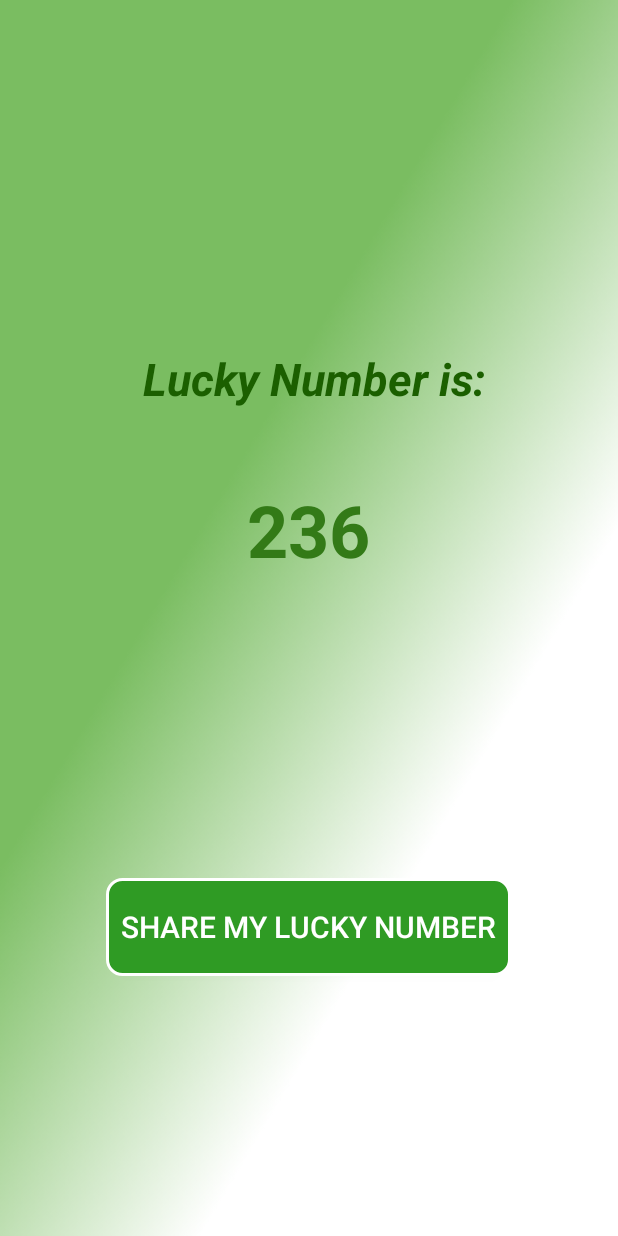
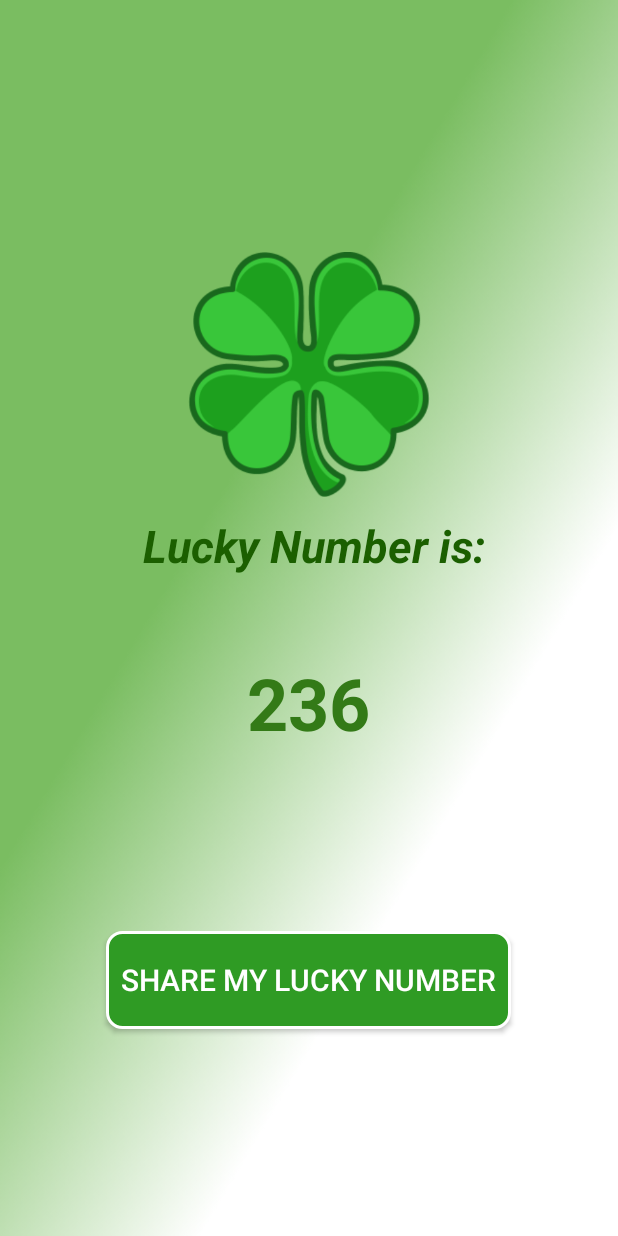
Before and after one commit to AhmdBdran1/Lucky_Number, an Android app: the screen it shows after launch (MainActivity2), after a tap on "SIGN IN", on a phone screen of 412 x 824 dp. Run offline under Robolectric (Android 15) with nearby library versions, the phone set to English and light mode, and no system bars.

Commit message:
finish commit

```diff
--- a/app/src/main/res/layout/activity_main2.xml
+++ b/app/src/main/res/layout/activity_main2.xml
@@ -11,7 +11,7 @@
         android:id="@+id/tv3"
         android:layout_width="wrap_content"
         android:layout_height="wrap_content"
-        android:layout_marginTop="232dp"
+        android:layout_marginTop="12dp"
         android:text="Your Lucky Number is :"
         android:textAlignment="center"
         android:textColor="#1B5F00"
@@ -20,13 +20,13 @@
         app:layout_constraintEnd_toEndOf="parent"
         app:layout_constraintHorizontal_bias="0.495"
         app:layout_constraintStart_toStartOf="parent"
-        app:layout_constraintTop_toTopOf="parent" />
+        app:layout_constraintTop_toBottomOf="@+id/imageView" />
 
     <TextView
         android:id="@+id/tv2"
         android:layout_width="wrap_content"
         android:layout_height="wrap_content"
-        android:layout_marginTop="48dp"
+        android:layout_marginTop="52dp"
         android:text="888"
         android:textColor="#337A17"
         android:textSize="48sp"
@@ -40,7 +40,7 @@
         android:id="@+id/bt2"
         android:layout_width="wrap_content"
         android:layout_height="65dp"
-        android:layout_marginTop="200dp"
+        android:layout_marginTop="120dp"
         android:background="@drawable/btnshape"
         android:paddingLeft="10dp"
         android:paddingTop="10dp"
@@ -54,5 +54,15 @@
         app:layout_constraintStart_toStartOf="parent"
         app:layout_constraintTop_toBottomOf="@+id/tv2" />
 
+    <ImageView
+        android:id="@+id/imageView"
+        android:layout_width="169dp"
+        android:layout_height="163dp"
+        android:layout_marginTop="168dp"
+        app:layout_constraintEnd_toEndOf="parent"
+        app:layout_constraintStart_toStartOf="parent"
+        app:layout_constraintTop_toTopOf="parent"
+        app:srcCompat="@drawable/b" />
+
 
 </androidx.constraintlayout.widget.ConstraintLayout>
```
Also changed, not shown: app/src/main/java/com/example/test/MainActivity2.java (+5 -0 lines).
